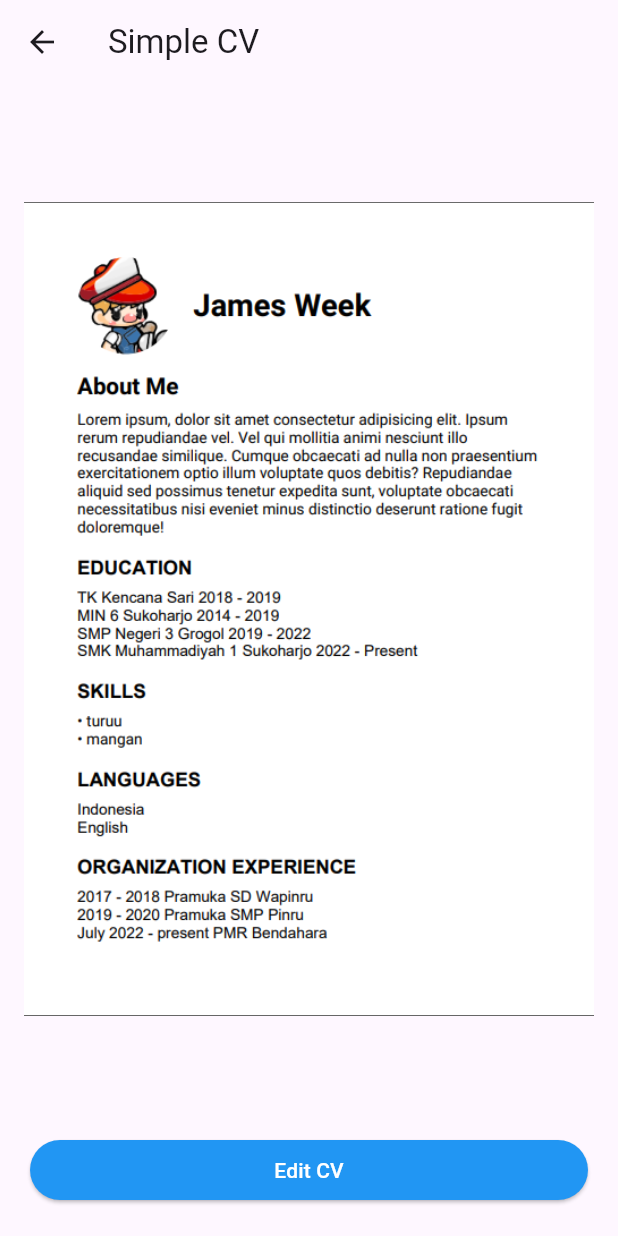
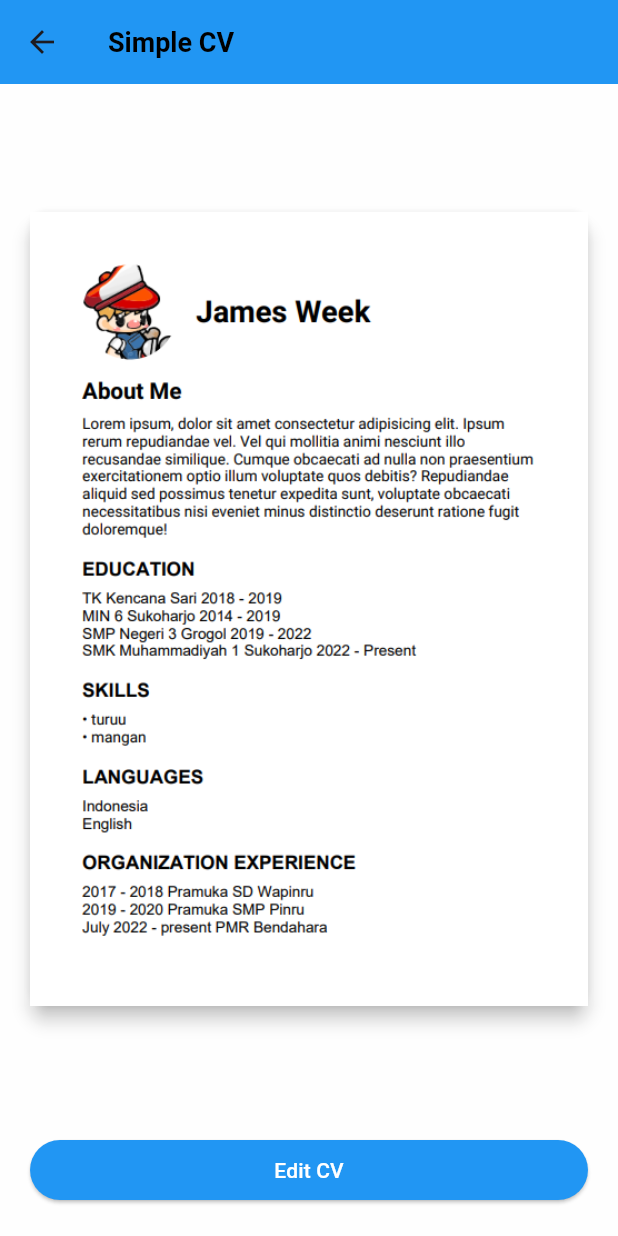
Before and after one commit to ziii19/cv-pdf-maker, a Flutter app: the screen it shows after launch, after a tap on "Simple CV", on a phone screen of 412 x 824 dp. Run offline on Flutter 3.47's test engine with Material 3 defaults, Android fonts, the phone set to English and light mode, and no system bars; our stand-ins replace equatable, flutter_bloc, image_picker.

Commit message:
feat: add bottom navigation & fix save cv button

```diff
--- a/lib/app/app.dart
+++ b/lib/app/app.dart
@@ -13,7 +13,16 @@ class MainApp extends StatelessWidget {
       child: MaterialApp(
         title: 'CV Pdf Maker',
         debugShowCheckedModeBanner: false,
-        theme: ThemeData(fontFamily: 'Roboto'),
+        theme: ThemeData(
+            fontFamily: 'Roboto',
+            scaffoldBackgroundColor: Colors.white.withOpacity(.95),
+            appBarTheme: const AppBarTheme(
+              backgroundColor: Colors.blue,
+              titleTextStyle: TextStyle(
+                  fontWeight: FontWeight.bold,
+                  fontSize: 18,
+                  color: Colors.black),
+            )),
         home: const SplashPage(),
       ),
     );
--- /dev/null
+++ b/lib/features/about/pages/index/page.dart
@@ -0,0 +1,17 @@
+import 'package:flutter/material.dart';
+
+class AboutPage extends StatelessWidget {
+  const AboutPage({super.key});
+
+  @override
+  Widget build(BuildContext context) {
+    return Scaffold(
+      appBar: AppBar(
+        title: const Text('About'),
+      ),
+      body: Center(
+        child: Text('About page'),
+      ),
+    );
+  }
+}
--- /dev/null
+++ b/lib/features/about/pages/pages.dart
@@ -0,0 +1 @@
+export 'index/page.dart';
--- a/lib/features/home/pages/cv/page.dart
+++ b/lib/features/home/pages/cv/page.dart
@@ -15,7 +15,7 @@ class CvPage extends StatelessWidget {
         child: Column(
           mainAxisAlignment: MainAxisAlignment.center,
           children: [
-            Image.asset('assets/images/image.png'),
+            Card(elevation: 5, child: Image.asset('assets/images/image.png')),
           ],
         ),
       ),
--- a/lib/features/home/pages/index/page.dart
+++ b/lib/features/home/pages/index/page.dart
@@ -9,10 +9,8 @@ class HomePage extends StatelessWidget {
   Widget build(BuildContext context) {
     return Scaffold(
       appBar: AppBar(
-        backgroundColor: Colors.blue,
         title: const Text(
           'CV Maker',
-          style: TextStyle(fontWeight: FontWeight.bold),
         ),
       ),
       body: ListView(
@@ -24,23 +22,22 @@ class HomePage extends StatelessWidget {
             },
             child: Container(
               margin: const EdgeInsets.all(16),
-              padding: const EdgeInsets.all(2),
+              padding: const EdgeInsets.only(top: 10, bottom: 10),
               width: double.infinity,
-              height: 100,
+              height: 250,
               decoration: BoxDecoration(
-                color: Colors.black.withOpacity(.3),
+                color: Colors.black.withOpacity(.1),
                 borderRadius: BorderRadius.circular(8),
               ),
               child: Row(
                 children: [
                   Container(
-                    width: 80,
+                    width: 250,
                     decoration: const BoxDecoration(
                         borderRadius: BorderRadius.all(Radius.circular(8)),
                         image: DecorationImage(
                             image: AssetImage('assets/images/image.png'))),
                   ),
-                  const SizedBox(width: 20),
                   const Text(
                     'Simple CV',
                     style: TextStyle(fontSize: 18, fontWeight: FontWeight.w500),
--- /dev/null
+++ b/lib/features/home/pages/main/page.dart
@@ -0,0 +1,45 @@
+import 'package:cv_pdf_maker/features/about/pages/pages.dart';
+import 'package:cv_pdf_maker/features/home/home.dart';
+import 'package:flutter/material.dart';
+
+class MainPage extends StatefulWidget {
+  const MainPage({super.key});
+
+  @override
+  State<MainPage> createState() => _MainPageState();
+}
+
+class _MainPageState extends State<MainPage> {
+  PageController pageController = PageController();
+  int selectedPage = 0;
+
+  final pages = <Widget>[
+    const HomePage(),
+    const AboutPage(),
+  ];
+
+  @override
+  Widget build(BuildContext context) {
+    return Scaffold(
+      body: PageView(
+        controller: pageController,
+        onPageChanged: (value) => setState(() {
+          selectedPage = value;
+        }),
+        children: pages,
+      ),
+      bottomNavigationBar: BottomNavigationBar(
+          currentIndex: selectedPage,
+          onTap: (value) {
+            pageController.jumpToPage(value);
+            setState(() {
+              selectedPage = value;
+            });
+          },
+          items: const [
+            BottomNavigationBarItem(icon: Icon(Icons.home), label: 'Home'),
+            BottomNavigationBarItem(icon: Icon(Icons.people), label: 'About'),
+          ]),
+    );
+  }
+}
--- a/lib/features/home/pages/splash/page.dart
+++ b/lib/features/home/pages/splash/page.dart
@@ -1,4 +1,5 @@
-import 'package:cv_pdf_maker/features/home/home.dart';
+// import 'package:cv_pdf_maker/features/home/home.dart';
+import 'package:cv_pdf_maker/features/home/pages/main/page.dart';
 import 'package:flutter/material.dart';
 
 class SplashPage extends StatelessWidget {
@@ -9,7 +10,7 @@ class SplashPage extends StatelessWidget {
     Future.delayed(const Duration(seconds: 3))
         .then((value) => Navigator.pushAndRemoveUntil(
               context,
-              MaterialPageRoute(builder: (context) => const HomePage()),
+              MaterialPageRoute(builder: (context) => const MainPage()),
               (route) => false,
             ));
     return Scaffold(
```
Also changed, not shown: lib/features/home/pages/input/page.dart (+25 -2 lines), lib/features/home/pages/input/section/save_section.dart (+14 -6 lines), assets/images/image.png.
